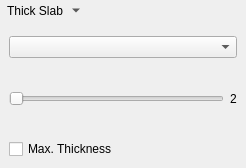
The window that starviewer/src/core/qthickslabwidgetbase.ui (starviewer-medical/starviewer) describes before a commit, drawn with Qt 5.
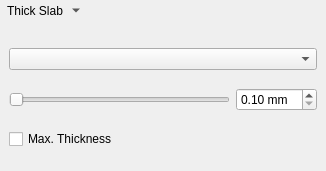
The same window after the commit. Icons and pictures are not drawn.

Commit message:
ENH: Implement thick slab using the VTK reslice mapper.
Conceptual changes:

- Thick slab defined in mm instead of number of slices.
- New projection mode from VTK: sum.

The new class SliceOrientedVolumePixelData has been introduced to abstract from coordinate changes in every place where it has been possible. This is necessary because the thick slab pixel data is now obtained from the mapper and is very different from the original in terms of axes orientations and origin.

Diff of the .ui file:
```diff
--- a/starviewer/src/core/qthickslabwidgetbase.ui
+++ b/starviewer/src/core/qthickslabwidgetbase.ui
@@ -6,8 +6,8 @@
    <rect>
     <x>0</x>
     <y>0</y>
-    <width>246</width>
-    <height>168</height>
+    <width>326</width>
+    <height>171</height>
    </rect>
   </property>
   <property name="windowTitle">
@@ -71,24 +71,27 @@
             <height>0</height>
            </size>
           </property>
-          <property name="minimum">
-           <number>2</number>
-          </property>
-          <property name="maximum">
-           <number>100</number>
-          </property>
-          <property name="pageStep">
-           <number>1</number>
-          </property>
           <property name="orientation">
            <enum>Qt::Horizontal</enum>
           </property>
          </widget>
         </item>
         <item>
-         <widget class="QLabel" name="m_slabThicknessLabel">
-          <property name="text">
-           <string>2</string>
+         <widget class="QDoubleSpinBox" name="m_slabThicknessDoubleSpinBox">
+          <property name="accelerated">
+           <bool>true</bool>
+          </property>
+          <property name="correctionMode">
+           <enum>QAbstractSpinBox::CorrectToNearestValue</enum>
+          </property>
+          <property name="suffix">
+           <string> mm</string>
+          </property>
+          <property name="minimum">
+           <double>0.100000000000000</double>
+          </property>
+          <property name="singleStep">
+           <double>0.100000000000000</double>
           </property>
          </widget>
         </item>
```
The commit also changes 51 other files.
